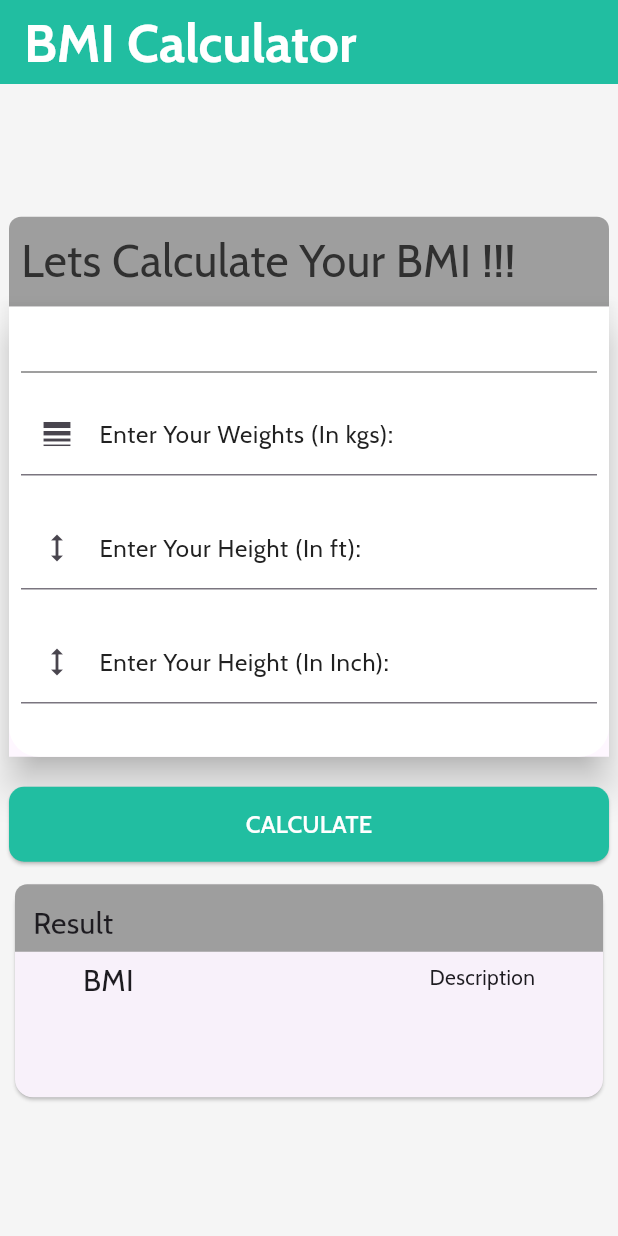
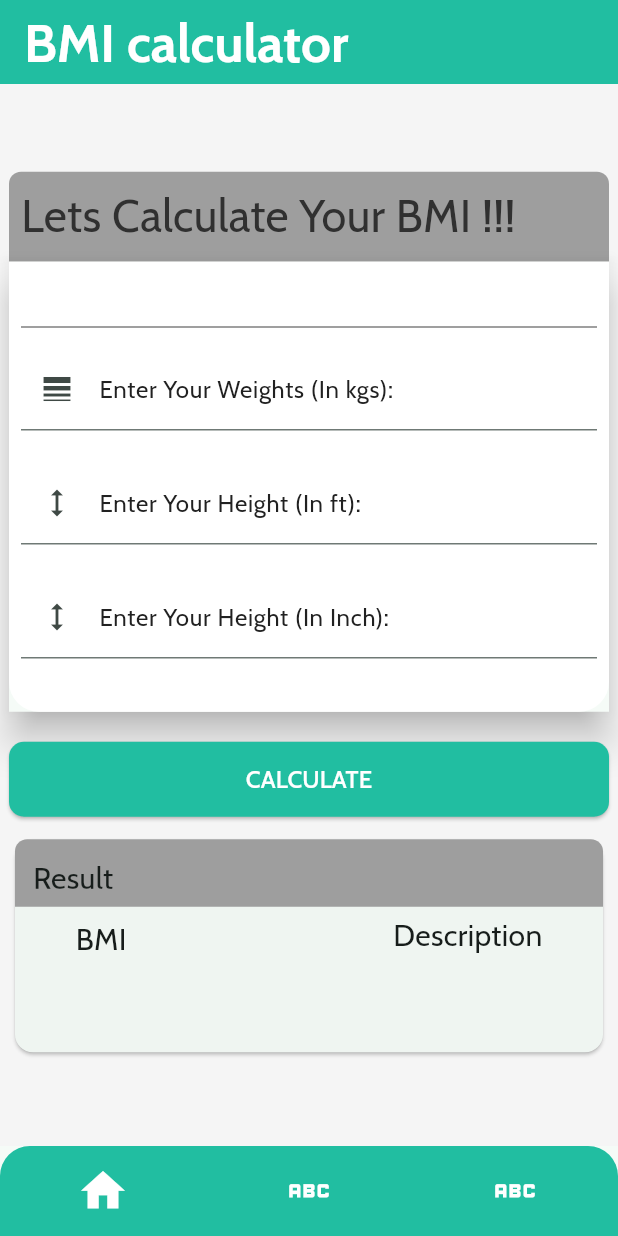
Before and after one commit to kushalchh07/BMIcalculator, a Flutter app: the screen it shows after launch, on a phone screen of 412 x 824 dp. Run offline on Flutter 3.47's test engine with Material 3 defaults, Android fonts, the phone set to English and light mode, and no system bars; our stand-ins replace google_fonts.

Commit message:
Added more functionalities

```diff
--- a/lib/main.dart
+++ b/lib/main.dart
@@ -1,4 +1,3 @@
-import 'package:bmicalculator/homepage.dart';
 import 'package:bmicalculator/splashscreen.dart';
 import 'package:flutter/material.dart';
 
@@ -15,7 +14,8 @@ class MyApp extends StatelessWidget {
     return MaterialApp(
       title: 'Flutter Demo',
       theme: ThemeData(
-        colorScheme: ColorScheme.fromSeed(seedColor: Colors.deepPurple),
+        colorScheme: ColorScheme.fromSeed(
+            seedColor: const Color.fromARGB(255, 33, 190, 161)),
         useMaterial3: true,
       ),
       home: SplashScreen(),
--- a/lib/homepage.dart
+++ b/lib/pages/bmi_page.dart
@@ -1,20 +1,22 @@
-import 'dart:js';
+import 'package:bmicalculator/pages/about_page.dart';
+import 'package:bmicalculator/pages/calorie_calculate.dart';
 import 'package:google_fonts/google_fonts.dart';
 import 'package:flutter/material.dart';
 import 'package:flutter/widgets.dart';
 
-class HomePage extends StatefulWidget {
-  HomePage({super.key});
+class BmiPage extends StatefulWidget {
+
+  BmiPage({super.key});
 
   @override
-  State<HomePage> createState() => _HomePageState();
+  State<BmiPage> createState() => _BmiPageState();
 }
 
-var wtController = TextEditingController();
-var ftController = TextEditingController();
-var inController = TextEditingController();
+class _BmiPageState extends State<BmiPage> {
 
-class _HomePageState extends State<HomePage> {
+  var wtController = TextEditingController();
+  var ftController = TextEditingController();
+  var inController = TextEditingController();
   var result = "";
   var description = "";
   var bgcolor = Colors.purple[100];
@@ -63,19 +65,16 @@ class _HomePageState extends State<HomePage> {
     final size = MediaQuery.of(context).size;
 
     return Scaffold(
-      appBar: AppBar(
+       appBar: AppBar(
         backgroundColor: const Color.fromARGB(255, 33, 190, 161),
         title: Text(
-          "BMI Calculator",
+          "BMI calculator",
           style: GoogleFonts.cabin(
             fontWeight: FontWeight.w700,
             fontSize: 35,
             color: Colors.white,
           ),
         ),
-        // centerTitle: true,
-        // shadowColor: Colors.black,
-        // elevation: 15,
       ),
       body: Container(
         color: Colors.grey[100],
@@ -246,7 +245,7 @@ class _HomePageState extends State<HomePage> {
                             children: [
                               Text(
                                 "Description",
-                                style: GoogleFonts.cabin(),
+                                style: GoogleFonts.cabin(fontSize: 20),
                               ),
                               Divider(
                                 thickness: 1,
--- /dev/null
+++ b/lib/pages/homepage.dart
@@ -0,0 +1,87 @@
+import 'package:bmicalculator/pages/about_page.dart';
+import 'package:bmicalculator/pages/bmi_page.dart';
+import 'package:bmicalculator/pages/calorie_calculate.dart';
+import 'package:google_fonts/google_fonts.dart';
+import 'package:flutter/material.dart';
+import 'package:flutter/widgets.dart';
+
+class HomePage extends StatefulWidget {
+  HomePage({super.key});
+
+  @override
+  State<HomePage> createState() => _HomePageState();
+}
+
+class _HomePageState extends State<HomePage> {
+  var wtController = TextEditingController();
+  var ftController = TextEditingController();
+  var inController = TextEditingController();
+
+  var result = "";
+  var description = "";
+
+  int pageIndex = 0;
+  final pages = [
+    BmiPage(),
+    CalorieCalculate(),
+    AboutPage(),
+  ];
+
+  @override
+  Widget build(BuildContext context) {
+    return Scaffold(
+      body: pages[pageIndex],
+      bottomNavigationBar: Container(
+        height: 60,
+        decoration: BoxDecoration(
+          color: Color.fromARGB(255, 33, 190, 161),
+          borderRadius: const BorderRadius.only(
+            topLeft: Radius.circular(20),
+            topRight: Radius.circular(20),
+          ),
+        ),
+        child: Row(
+          mainAxisAlignment: MainAxisAlignment.spaceAround,
+          children: [
+            IconButton(
+                enableFeedback: false,
+                onPressed: () {
+                  setState(() {
+                    pageIndex = 0;
+                  });
+                },
+                icon: Icon(
+                  Icons.home,
+                  color: Colors.white,
+                  size: 35,
+                )),
+            IconButton(
+                enableFeedback: false,
+                onPressed: () {
+                  setState(() {
+                    pageIndex = 1;
+                  });
+                },
+                icon: Icon(
+                  Icons.abc,
+                  color: Colors.white,
+                  size: 35,
+                )),
+            IconButton(
+                enableFeedback: false,
+                onPressed: () {
+                  setState(() {
+                    pageIndex = 2;
+                  });
+                },
+                icon: Icon(
+                  Icons.abc_outlined,
+                  color: Colors.white,
+                  size: 35,
+                )),
+          ],
+        ),
+      ),
+    );
+  }
+}
--- a/lib/splashscreen.dart
+++ b/lib/splashscreen.dart
@@ -1,6 +1,6 @@
 import 'dart:async';
 
-import 'package:bmicalculator/homepage.dart';
+import 'package:bmicalculator/pages/homepage.dart';
 import 'package:flutter/material.dart';
 
 class SplashScreen extends StatefulWidget {
```
Also changed, not shown: lib/pages/about_page.dart (added, +29 -0 lines), lib/pages/calorie_calculate.dart (added, +224 -0 lines).
